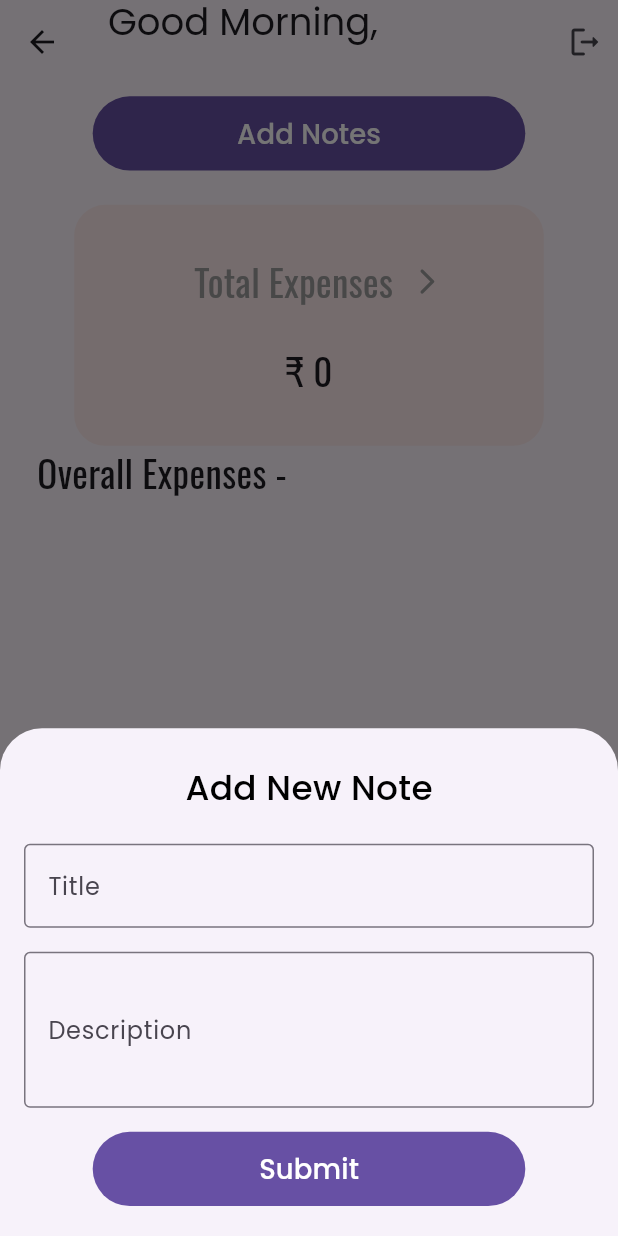
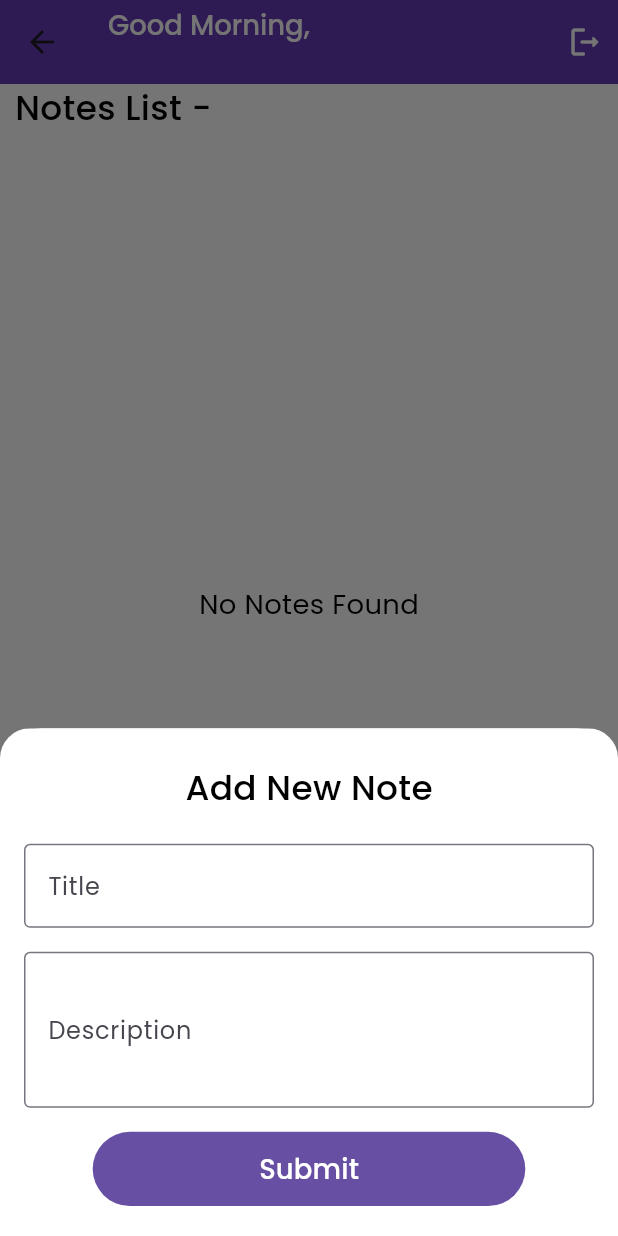
Before and after one commit to himxnshudxhiyx/expense_tracker, a Flutter app: the HomeScreen screen opened by its route, after a tap on "Add Notes", on a phone screen of 412 x 824 dp. Run offline on Flutter 3.47's test engine with Material 3 defaults, Android fonts, the phone set to English and light mode, and no system bars; our stand-ins replace dio, flutter_easyloading, flutter_screenutil, flutter_slidable, fluttertoast, get and 4 more; missing offline and left inert: flutter_pretty_dio_logger; accounts and stored records are empty; network calls fail.

Commit message:
Home Screen Changes and API Integration of Add Notes and Get Notes List

```diff
--- a/lib/constants/functions/api_manager.dart
+++ b/lib/constants/functions/api_manager.dart
@@ -25,7 +25,7 @@ class ApiManager {
       if (e is Map<String, dynamic>) {
         return e; // Return the error response data
       }
-      throw Exception('Failed to load data');
+      throw Exception('Failed to load data$e');
     }
   }
 }
--- a/lib/modules/addNote/controllers/add_note_controller.dart
+++ b/lib/modules/addNote/controllers/add_note_controller.dart
@@ -10,6 +10,8 @@ import '../../../constants/functions/api_manager.dart';
 class AddNoteController extends GetxController {
   TextEditingController titleController = TextEditingController();
   TextEditingController descriptionController = TextEditingController();
+
+  final GlobalKey<FormState> addNoteKey = GlobalKey<FormState>();
 
   saveNoteApiCall() async {
     try {
--- a/lib/modules/addNote/views/add_note_view.dart
+++ b/lib/modules/addNote/views/add_note_view.dart
@@ -14,15 +14,20 @@ class AddNewNote extends StatefulWidget {
 class _AddNewNoteState extends State<AddNewNote> {
   final AddNoteController controller =
   Get.put<AddNoteController>(AddNoteController());
+
   @override
   Widget build(BuildContext context) {
-    return Padding(
+    return Container(
+      color: Colors.white,
       padding: EdgeInsets.only(
         left: 16.0,
         right: 16.0,
         top: 24.0,
-          bottom: MediaQuery.of(context).viewInsets.bottom +
-              20), // Increased vertical padding
+        bottom: MediaQuery.of(context).viewInsets.bottom + 20,
+      ),
+      child: Form(
+        key: controller.addNoteKey,
+        child: SingleChildScrollView(
           child: Column(
             mainAxisSize: MainAxisSize.min,
             children: [
@@ -63,12 +68,16 @@ class _AddNewNoteState extends State<AddNewNote> {
                       currentFocus.focusedChild != null) {
                     FocusManager.instance.primaryFocus!.unfocus();
                   }
+                  if (controller.addNoteKey.currentState!.validate()) {
                     controller.saveNoteApiCall();
+                  }
                 },
                 text: 'Submit',
               ),
             ],
           ),
+        ),
+      ),
     );
   }
 }
--- a/lib/modules/home/views/home_screen.dart
+++ b/lib/modules/home/views/home_screen.dart
@@ -1,11 +1,15 @@
 import 'package:expense_tracker/Widgets/elevated_button_widget.dart';
+import 'package:expense_tracker/Widgets/text_widget.dart';
 import 'package:expense_tracker/modules/home/controllers/home_controller.dart';
 import 'package:expense_tracker/routes/app_routes.dart';
 import 'package:flutter/material.dart';
 import 'package:flutter_screenutil/flutter_screenutil.dart';
+import 'package:flutter_slidable/flutter_slidable.dart';
 import 'package:get/get.dart';
+import 'package:shimmer/shimmer.dart';
 import 'package:syncfusion_flutter_charts/charts.dart';
 
+import '../../addNote/controllers/add_note_controller.dart';
 import '../../addNote/views/add_note_view.dart';
 
 class HomeScreen extends GetView<HomeController> {
@@ -13,22 +17,23 @@ class HomeScreen extends GetView<HomeController> {
 
   @override
   Widget build(BuildContext context) {
-    return SafeArea(
-      child: Scaffold(
+    return Scaffold(
       appBar: AppBar(
         title: Column(
           crossAxisAlignment: CrossAxisAlignment.start,
           children: [
-              Text(
-                "${controller.getGreeting()},",
-                style: TextStyle(fontSize: Get.height * 0.03),
+            TextView(
+              fontColor: Colors.white,
+              text: "${controller.getGreeting()},",
             ),
             Obx(
               () => GestureDetector(
                 onTap: () {},
-                  child: Text(
+                child: TextView(
+                  fontColor: Colors.white,
+                  text:
                       "${controller.userDetails.value.firstName ?? ""} ${controller.userDetails.value.lastName ?? ""}",
-                    style: TextStyle(fontSize: Get.height * 0.025),
+                  // style: TextStyle(fontSize: Get.height * 0.025),
                 ),
               ),
             ),
@@ -41,173 +46,321 @@ class HomeScreen extends GetView<HomeController> {
             },
             child: Icon(
               Icons.logout_rounded,
+              color: Colors.white,
             ),
           ).paddingOnly(right: 10),
         ],
       ),
       body: _bodyWidget(),
-        floatingActionButton: FloatingActionButton(
-          onPressed: () async {
-            var result = await Get.toNamed(AppRoutes.addExpense);
-            if (result == true) {
-              controller.getExpenseByCategory();
+      // floatingActionButton: FloatingActionButton(
+      //   onPressed: () async {
+      //     var result = await Get.toNamed(AppRoutes.addExpense);
+      //     if (result == true) {
+      //       controller.getExpenseByCategory();
+      //     }
+      //   },
+      //   elevation: 0,
+      //   tooltip: 'Add Expenses',
+      //   backgroundColor: Colors.redAccent,
+      //   child: Icon(
+      //     Icons.add,
+      //   ),
+      // ),
+    );
   }
+
+  // _bodyWidget() => RefreshIndicator(
+  //       displacement: 50,
+  //       triggerMode: RefreshIndicatorTriggerMode.anywhere,
+  //       onRefresh: () async {
+  //         return await controller.onRefresh();;
+  //       },
+  //       child: SingleChildScrollView(
+  //         child: Column(
+  //           crossAxisAlignment: CrossAxisAlignment.center,
+  //           children: [
+  //             _addNotes(),
+  //             Container(
+  //               decoration: BoxDecoration(
+  //                 color: Colors.red.shade50,
+  //                 borderRadius: BorderRadius.circular(
+  //                   Get.width * 0.05,
+  //                 ),
+  //               ),
+  //               padding: EdgeInsets.all(
+  //                 Get.width * 0.05,
+  //               ),
+  //               child: Column(
+  //                 children: [
+  //                   Row(
+  //                     mainAxisAlignment: MainAxisAlignment.center,
+  //                     crossAxisAlignment: CrossAxisAlignment.center,
+  //                     children: [
+  //                       Text(
+  //                         "Total Expenses",
+  //                         textAlign: TextAlign.center,
+  //                         style: TextStyle(
+  //                           fontSize: Get.width * 0.06,
+  //                           color: Colors.grey,
+  //                         ),
+  //                       ).paddingAll(
+  //                         Get.width * 0.03,
+  //                       ),
+  //                       Icon(
+  //                         Icons.arrow_forward_ios_rounded,
+  //                         size: Get.width * 0.05,
+  //                         color: Colors.grey,
+  //                       )
+  //                     ],
+  //                   ),
+  //                   Obx(
+  //                     () => Text(
+  //                       "₹ ${controller.totalExpenses}",
+  //                       textAlign: TextAlign.center,
+  //                       style: TextStyle(fontSize: Get.width * 0.06),
+  //                     ).paddingAll(
+  //                       Get.width * 0.03,
+  //                     ),
+  //                   ),
+  //                 ],
+  //               ),
+  //             ).paddingSymmetric(
+  //               horizontal: Get.height * 0.05,
+  //             ),
+  //             // Obx(
+  //             //   () => (controller.expensesList.isNotEmpty == true)
+  //             //       ? _expensesChart()
+  //             //       : Container(),
+  //             // ),
+  //             _notesList(),
+  //           ],
+  //         ).paddingAll(
+  //           Get.height * 0.01,
+  //         ),
+  //       ),
+  //     );
+
+  _bodyWidget() => RefreshIndicator(
+        triggerMode: RefreshIndicatorTriggerMode.anywhere,
+        onRefresh: () async {
+          await controller.onRefresh();
         },
-          elevation: 0,
-          tooltip: 'Add Expenses',
-          backgroundColor: Colors.redAccent,
-          child: Icon(
-            Icons.add,
+        child: Stack(
+          children: [
+            CustomScrollView(
+              slivers: [
+                SliverToBoxAdapter(
+                  child:
+                      _notesList(),
+                      // Extra space to push content up and ensure scrolling if content is small
+                      // SizedBox(
+                      //     height: Get.height * 0.1), // Adjust height as needed
+                    // ],
+                  // ),
+                ),
+              ],
+            ),
+            Align(
+              alignment: Alignment.bottomCenter,
+              child: Container(
+                width: double.maxFinite,
+                color: Colors.white, // Background color of the button
+                child: _addNotes(),
+              ),
+            ),
+          ],
+        ),
+      );
+
+  // _expensesChart() {
+  //   RxMap<String, double> dataMap = controller.getExpenseByCategory().obs;
+  //   return SizedBox(
+  //     height: Get.height * 0.4,
+  //     child: SfCircularChart(
+  //       series: <CircularSeries>[
+  //         PieSeries<MapEntry<String, double>, String>(
+  //           dataSource: dataMap.entries.toList(),
+  //           xValueMapper: (entry, _) => entry.key,
+  //           yValueMapper: (entry, _) => entry.value,
+  //           dataLabelMapper: (entry, _) =>
+  //               '${entry.key}: ${entry.value.toStringAsFixed(0)} ₹',
+  //           // Display category name and total expense
+  //           dataLabelSettings:
+  //               const DataLabelSettings(isVisible: true), // Show data labels
+  //         ),
+  //       ],
+  //     ),
+  //   );
+  // }
+
+  _addNotes() {
+    return ElevatedButtonWidget(
+      text: "Add Notes",
+      onPressed: () {
+        showModalBottomSheet(
+          context: Get.context!,
+          isScrollControlled: true,
+          builder: (context) {
+            return ClipRRect(
+              borderRadius: BorderRadius.only(
+                topLeft: Radius.circular(20),
+                topRight: Radius.circular(20),
+              ),
+              child: AddNewNote(),
+            );
+          },
+        ).then((_) {
+          Get.delete<AddNoteController>();
+          controller.onRefresh();
+        });
+      },
+    ).paddingOnly(bottom: 5.sp).paddingSymmetric(horizontal: 30.sp);
+  }
+
+  _notesList() {
+    return Container(
+      height: MediaQuery.of(Get.context!).size.height * 0.8, // or any fixed height
+      child: Column(
+        crossAxisAlignment: CrossAxisAlignment.start,
+        children: [
+          TextView(
+            textAlign: TextAlign.start,
+            text: "Notes List - ",
+            fontSize: 20,
+            fontWeight: FontWeight.w500,
+          ).paddingOnly(left: 10),
+          Expanded(
+            child: Obx(
+                  () => (controller.notesList.isEmpty && controller.notesListLoading.value == false)
+                  ? Center(
+                child: TextView(
+                  text: "No Notes Found",
+                  fontSize: 16,
+                  fontWeight: FontWeight.w400,
+                ),
+              )
+                  : (controller.notesListLoading.value != true)
+                  ? ListView.builder(
+                itemCount: controller.notesList.length,
+                itemBuilder: (context, index) {
+                  return notesListTile(
+                    title: controller.notesList[index].title,
+                    description: controller.notesList[index].description,
+                    id: controller.notesList[index].id,
+                  );
+                },
+              )
+                  : shimmerNotesListTile(),
+            ),
+          ),
+        ],
+      ),
+    );
+  }
+
+  Widget shimmerNotesListTile() {
+    return ListView.builder(
+      itemCount: 7,
+      shrinkWrap: true,
+      itemBuilder: (context, index) => Shimmer.fromColors(
+        baseColor: Colors.grey[300]!,
+        highlightColor: Colors.grey[100]!,
+        child: Container(
+          margin: EdgeInsets.all(5),
+          padding: EdgeInsets.all(10),
+          decoration: BoxDecoration(
+            color: Colors.white,
+            border: Border.all(color: Colors.black, width: 1),
+            borderRadius: BorderRadius.circular(10),
+          ),
+          child: Column(
+            crossAxisAlignment: CrossAxisAlignment.start,
+            children: [
+              // Shimmer effect for title
+              Container(
+                width: 100,
+                height: 16,
+                color: Colors.grey[300],
+              ),
+              SizedBox(height: 8),
+              // Shimmer effect for description
+              Container(
+                width: double.infinity,
+                height: 14,
+                color: Colors.grey[300],
+              ),
+              SizedBox(height: 8),
+              Container(
+                width: 150,
+                height: 14,
+                color: Colors.grey[300],
+              ),
+            ],
           ),
         ),
       ),
     );
   }
 
-  _bodyWidget() => RefreshIndicator(
-        displacement: 50,
-        triggerMode: RefreshIndicatorTriggerMode.anywhere,
-        onRefresh: () {
-          return controller.getSavedData();
+  notesListTile({title, description, id}) {
+    return Slidable(
+      endActionPane: ActionPane(
+        motion: ScrollMotion(),
+        children: [
+          SlidableAction(
+            onPressed: (_) {},
+            backgroundColor: Colors.deepPurple,
+            foregroundColor: Colors.white,
+            icon: Icons.edit,
+            label: 'Edit',
+            flex: 1, // Adjust flex as needed
+          ),
+          SlidableAction(
+            onPressed: (_) {
+              controller.deleteNoteApiCall(id: id);
             },
-        child: SingleChildScrollView(
-          child: Column(
-            crossAxisAlignment: CrossAxisAlignment.center,
-            children: [
-              _addNotesAndExpenses(),
-              Container(
-                decoration: BoxDecoration(
-                  color: Colors.red.shade50,
-                  borderRadius: BorderRadius.circular(
-                    Get.width * 0.05,
-                  ),
-                ),
-                padding: EdgeInsets.all(
-                  Get.width * 0.05,
-                ),
-                child: Column(
-                  children: [
-                    Row(
-                      mainAxisAlignment: MainAxisAlignment.center,
-                      crossAxisAlignment: CrossAxisAlignment.center,
-                      children: [
-                        Text(
-                          "Total Expenses",
-                          textAlign: TextAlign.center,
-                          style: TextStyle(
-                            fontSize: Get.width * 0.06,
-                            color: Colors.grey,
-                          ),
-                        ).paddingAll(
-                          Get.width * 0.03,
-                        ),
-                        Icon(
-                          Icons.arrow_forward_ios_rounded,
-                          size: Get.width * 0.05,
-                          color: Colors.grey,
-                        )
-                      ],
-                    ),
-                    Obx(
-                      () => Text(
-                        "₹ ${controller.totalExpenses}",
-                        textAlign: TextAlign.center,
-                        style: TextStyle(fontSize: Get.width * 0.06),
-                      ).paddingAll(
-                        Get.width * 0.03,
-                      ),
+            backgroundColor: Colors.red,
+            foregroundColor: Colors.white,
+            icon: Icons.delete,
+            label: 'Delete',
+            flex: 1, // Adjust flex as needed
           ),
         ],
       ),
-              ).paddingSymmetric(
-                horizontal: Get.height * 0.05,
+      child: Container(
+        width: double.infinity,
+        margin: EdgeInsets.symmetric(horizontal: 7),
+        padding: EdgeInsets.all(10),
+        decoration: BoxDecoration(
+          color: Colors.white,
+          border: Border.all(color: Colors.black, width: 1),
+          borderRadius: BorderRadius.circular(10),
         ),
-              Obx(
-                () => (controller.expensesList.isNotEmpty == true)
-                    ? _expensesChart()
-                    : Container(),
-              ),
-              _expensesList(),
-            ],
-          ).paddingAll(
-            Get.height * 0.01,
+        child: Column(
+          crossAxisAlignment: CrossAxisAlignment.start,
+          children: [
+            Text(
+              title,
+              style: TextStyle(
+                fontSize: 16,
+                fontWeight: FontWeight.w500,
+                color: Colors.black,
               ),
             ),
-      );
-
-  _expensesChart() {
-    RxMap<String, double> dataMap = controller.getExpenseByCategory().obs;
-    return SizedBox(
-      height: Get.height * 0.4,
-      child: SfCircularChart(
-        series: <CircularSeries>[
-          PieSeries<MapEntry<String, double>, String>(
-            dataSource: dataMap.entries.toList(),
-            xValueMapper: (entry, _) => entry.key,
-            yValueMapper: (entry, _) => entry.value,
-            dataLabelMapper: (entry, _) =>
-                '${entry.key}: ${entry.value.toStringAsFixed(0)} ₹',
-            // Display category name and total expense
-            dataLabelSettings:
-                const DataLabelSettings(isVisible: true), // Show data labels
+            SizedBox(height: 8), // Add spacing between title and description
+            Text(
+              description,
+              style: TextStyle(
+                fontSize: 14,
+                fontWeight: FontWeight.w400,
+                color: Colors.black,
+              ),
+              maxLines: 5,
             ),
           ],
         ),
-    );
-  }
-
-  _addNotesAndExpenses() {
-    return ElevatedButtonWidget(
-        text: "Add Notes",
-        onPressed: () {
-          showModalBottomSheet(
-            isScrollControlled: true,
-            context: Get.context!,
-            builder: (context) => AddNewNote(),
-          );
-        }).paddingOnly(bottom: 20.sp);
-  }
-
-  _expensesList() {
-    return Column(
-      crossAxisAlignment: CrossAxisAlignment.start,
-      children: [
-        Text(
-          "Overall Expenses -",
-          style: TextStyle(
-            fontSize: Get.height * 0.03,
       ),
-        ).paddingOnly(
-          left: Get.height * 0.02,
-        ),
-        Obx(
-          () => (controller.expensesList.isNotEmpty)
-              ? ListView.builder(
-                  primary: false,
-                  itemCount: controller.expensesList.length,
-                  reverse: true,
-                  shrinkWrap: true,
-                  itemBuilder: (context, index) {
-                    return _expenseDetails(
-                      title: controller.expensesList[index].title,
-                      amount: controller.expensesList[index].amount
-                          .toStringAsFixed(0),
-                      category: controller.expensesList[index].category,
-                    );
-                  },
-                )
-              : SizedBox(
-                  height: Get.height * 0.5,
-                  child: Center(
-                    child: Text(
-                      "No Expenses Found",
-                      style: TextStyle(fontSize: Get.height * 0.02),
-                    ),
-                  ),
-                ),
-        ),
-      ],
-    );
+    ).marginAll(5);
   }
 
   _expenseDetails({title, amount, category}) {
--- a/pubspec.yaml
+++ b/pubspec.yaml
@@ -22,6 +22,8 @@ dependencies:
   dio: ^5.5.0+1
   flutter_pretty_dio_logger: ^3.0.0
   shared_preferences: ^2.2.3
+  shimmer: ^3.0.0
+  flutter_slidable: ^3.1.1
 
 dev_dependencies:
   flutter_test:
```
Also changed, not shown: lib/main.dart (+4 -6 lines), lib/modules/home/controllers/home_controller.dart (+52 -11 lines), 1 other file. Lines whose indentation alone changed are shown as unchanged.
